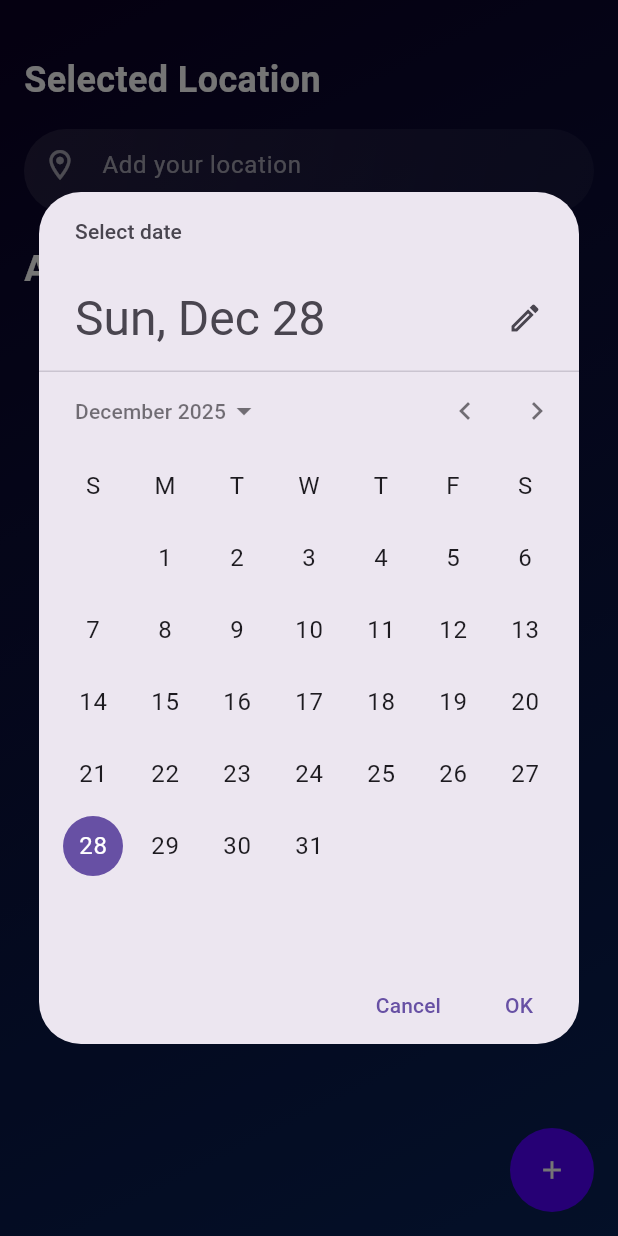
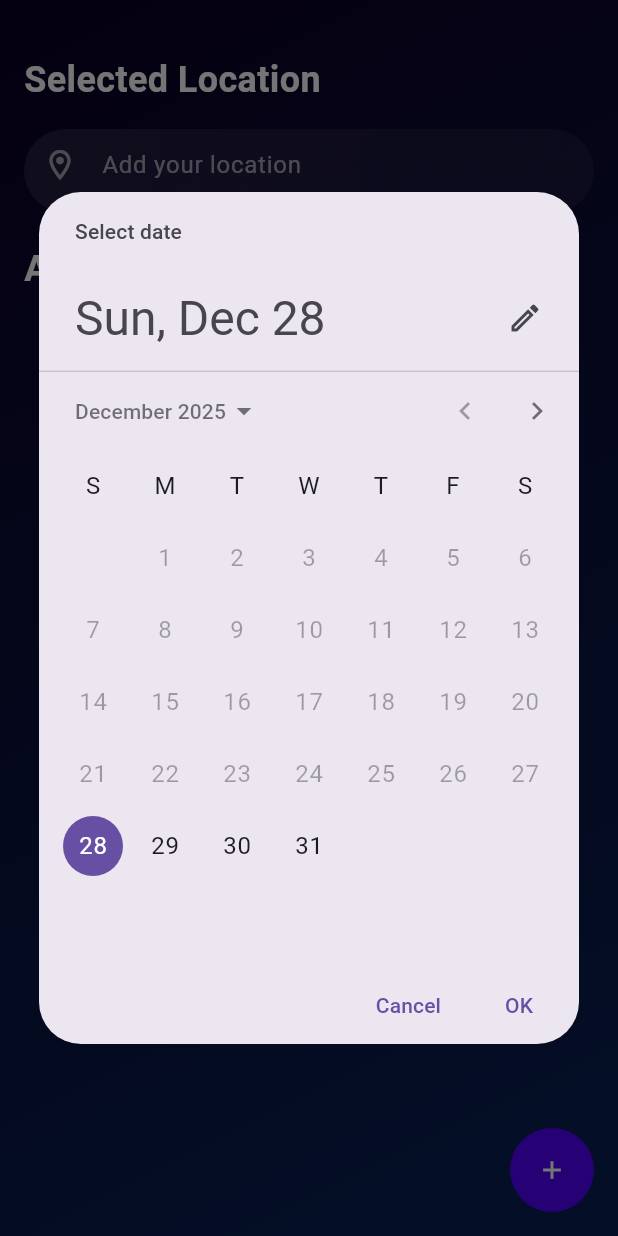
Before and after one commit to takiul-sumon/Task01, a Flutter app: the HomePage screen opened directly, after a tap on the "add" icon, on a phone screen of 412 x 824 dp. Run offline on Flutter 3.47's test engine with Material 3 defaults, Android fonts, the phone set to English and light mode, and no system bars; our stand-ins replace flutter_local_notifications, flutter_screenutil, location, timezone.

Commit message:
Responsive Screen

```diff
--- a/lib/common widgets/alaram_model.dart
+++ b/lib/common widgets/alaram_model.dart
@@ -5,7 +5,6 @@ class AlarmModel {
 
   AlarmModel({required this.id, required this.dateTime, this.isActive = true});
 
-  /// Convert to Map (for Firebase / local storage)
   Map<String, dynamic> toMap() {
     return {
       'id': id,
@@ -14,7 +13,6 @@ class AlarmModel {
     };
   }
 
-  /// Create object from Map
   factory AlarmModel.fromMap(Map<String, dynamic> map) {
     return AlarmModel(
       id: map['id'],
--- a/lib/common widgets/custom_dot.dart
+++ b/lib/common widgets/custom_dot.dart
@@ -14,7 +14,7 @@ class CustomDot extends StatelessWidget {
         shape: BoxShape.circle,
         color: isActive
             ? Colors.deepPurpleAccent
-            : Colors.white.withOpacity(0.3),
+            : Color.fromARGB(77, 255, 255, 255)
       ),
     );
   }
--- a/lib/features/home_page.dart
+++ b/lib/features/home_page.dart
@@ -2,6 +2,7 @@ import 'package:flutter/material.dart';
 import 'package:intl/intl.dart';
 import 'package:taskassignment/common%20widgets/alaram_model.dart';
 import 'package:taskassignment/common%20widgets/alert_tile.dart';
+import 'package:taskassignment/helper/notification_services.dart';
 
 class HomePage extends StatefulWidget {
   const HomePage({super.key});
@@ -54,8 +55,8 @@ class _HomePageState extends State<HomePage> {
                     borderRadius: BorderRadius.circular(28),
                     gradient: LinearGradient(
                       colors: [
-                        Colors.white.withOpacity(0.10),
-                        Colors.white.withOpacity(0.05),
+                        Color.fromARGB(26, 255, 255, 255),
+                        Color.fromARGB(13, 255, 255, 255),
                       ],
                       begin: Alignment.topLeft,
                       end: Alignment.bottomRight,
@@ -69,7 +70,7 @@ class _HomePageState extends State<HomePage> {
                       border: InputBorder.none,
                       hintText: 'Add your location',
                       hintStyle: TextStyle(
-                        color: Colors.white.withOpacity(0.6),
+                        color: const Color.fromARGB(153, 255, 255, 255),
                         fontSize: 16,
                       ),
 
@@ -78,7 +79,7 @@ class _HomePageState extends State<HomePage> {
 
                       prefixIcon: Icon(
                         Icons.location_on_outlined,
-                        color: Colors.white.withOpacity(0.6),
+                        color: const Color.fromARGB(153, 255, 255, 255),
                       ),
                     ),
                   ),
@@ -149,7 +150,7 @@ class _HomePageState extends State<HomePage> {
     DateTime? date = await showDatePicker(
       context: context,
       initialDate: DateTime.now(),
-      firstDate: DateTime(2025),
+      firstDate: DateTime.now(), // ⬅ prevent past alarms
       lastDate: DateTime(2100),
     );
 
@@ -170,13 +171,27 @@ class _HomePageState extends State<HomePage> {
       time.minute,
     );
 
+    if (finalDateTime.isBefore(DateTime.now())) {
+      if (context.mounted) {
+        ScaffoldMessenger.of(context).showSnackBar(
+          const SnackBar(content: Text("Please select a future time")),
+        );
+      }
+      return;
+    }
+
+    final alarm = AlarmModel(
+      id: DateTime.now().millisecondsSinceEpoch.toString(),
+      dateTime: finalDateTime,
+    );
+
     setState(() {
-      _alarms.add(
-        AlarmModel(
-          id: DateTime.now().millisecondsSinceEpoch.toString(),
-          dateTime: finalDateTime,
-        ),
-      );
+      _alarms.add(alarm);
     });
+
+    await NotificationService.scheduleAlarm(
+      id: alarm.id.hashCode,
+      dateTime: alarm.dateTime,
+    );
   }
 }
--- a/lib/features/splash_screen_one.dart
+++ b/lib/features/splash_screen_one.dart
@@ -1,6 +1,8 @@
 import 'package:flutter/material.dart';
+import 'package:flutter_screenutil/flutter_screenutil.dart';
 import 'package:taskassignment/common%20widgets/custom_dot.dart';
 import 'package:taskassignment/common%20widgets/elevatedbutton.dart';
+import 'package:taskassignment/features/fetch_location.dart';
 import 'package:taskassignment/features/splash_screen_two.dart';
 
 class SplashScreenOne extends StatefulWidget {
@@ -38,7 +40,7 @@ class _SplashScreenOneState extends State<SplashScreenOne> {
                     ),
                     child: Image.asset(
                       'assets/images/morninggif1 1.png',
-                      height: 460,
+                      height: 430.h,
                       width: double.infinity,
                       fit: BoxFit.cover,
                     ),
@@ -91,7 +93,7 @@ class _SplashScreenOneState extends State<SplashScreenOne> {
               right: 24,
               child: GestureDetector(
                 onTap: () {
-                  // Navigator.pushReplacement(...)
+                  Navigator.pushNamed(context, FetchLocation.name);
                 },
                 child: const Text(
                   'Skip',
--- a/lib/features/splash_screen_three.dart
+++ b/lib/features/splash_screen_three.dart
@@ -1,4 +1,5 @@
 import 'package:flutter/material.dart';
+import 'package:flutter_screenutil/flutter_screenutil.dart';
 import 'package:taskassignment/common%20widgets/custom_dot.dart';
 import 'package:taskassignment/common%20widgets/elevatedbutton.dart';
 import 'package:taskassignment/features/fetch_location.dart';
@@ -38,7 +39,7 @@ class _SplashScreenThreeState extends State<SplashScreenThree> {
                     ),
                     child: Image.asset(
                       'assets/images/b2477c8c241e9b0db4a917dc85f3cc72 1.png',
-                      height: 460,
+                      height: 430.h,
                       width: double.infinity,
                       fit: BoxFit.cover,
                     ),
@@ -91,7 +92,7 @@ class _SplashScreenThreeState extends State<SplashScreenThree> {
               right: 24,
               child: GestureDetector(
                 onTap: () {
-                  // Navigator.pushReplacement(...)
+                  Navigator.pushNamed(context, FetchLocation.name);
                 },
                 child: const Text(
                   'Skip',
--- a/lib/features/splash_screen_two.dart
+++ b/lib/features/splash_screen_two.dart
@@ -1,6 +1,8 @@
 import 'package:flutter/material.dart';
+import 'package:flutter_screenutil/flutter_screenutil.dart';
 import 'package:taskassignment/common%20widgets/custom_dot.dart';
 import 'package:taskassignment/common%20widgets/elevatedbutton.dart';
+import 'package:taskassignment/features/fetch_location.dart';
 import 'package:taskassignment/features/splash_screen_three.dart';
 
 class SplashScreenTwo extends StatefulWidget {
@@ -38,7 +40,7 @@ class _SplashScreenTwoState extends State<SplashScreenTwo> {
                     ),
                     child: Image.asset(
                       'assets/images/morning walk gif 1.png',
-                      height: 460,
+                      height: 430.h,
                       width: double.infinity,
                       fit: BoxFit.cover,
                     ),
@@ -91,7 +93,7 @@ class _SplashScreenTwoState extends State<SplashScreenTwo> {
               right: 24,
               child: GestureDetector(
                 onTap: () {
-                  // Navigator.pushReplacement(...)
+                  Navigator.pushNamed(context, FetchLocation.name);
                 },
                 child: const Text(
                   'Skip',
--- a/lib/main.dart
+++ b/lib/main.dart
@@ -1,6 +1,9 @@
 import 'package:flutter/material.dart';
 import 'package:taskassignment/constants/app.dart';
+import 'package:taskassignment/helper/notification_services.dart';
 
-void main() {
+void main() async {
+  WidgetsFlutterBinding.ensureInitialized();
+  await NotificationService.init();
   runApp(const TravellReminderApp());
 }
--- a/pubspec.yaml
+++ b/pubspec.yaml
@@ -37,6 +37,9 @@ dependencies:
   intl: ^0.19.0
   flutter_local_notifications: ^17.1.2
   timezone: ^0.9.4
+  location: ^6.0.2
+  flutter_screenutil: ^5.9.0
+
 
 
 
```
Also changed, not shown: lib/common widgets/alert_tile.dart (+5 -12 lines), lib/constants/app.dart (+10 -4 lines), lib/features/fetch_location.dart (+33 -3 lines), lib/helper/notification_services.dart (added, +51 -0 lines), pubspec.lock, 4 other files.
